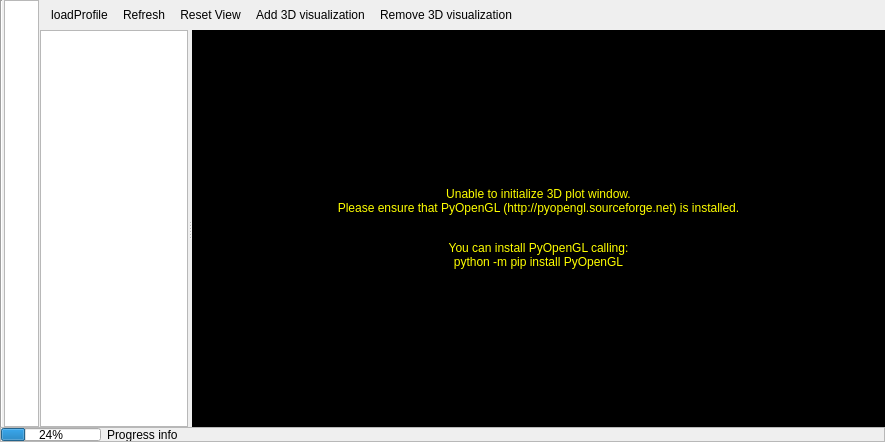
Above: timeseriesviewer/ui/profileviewdock.ui from jakimowb/eo-time-series-viewer before the change. Below: the same form after it.
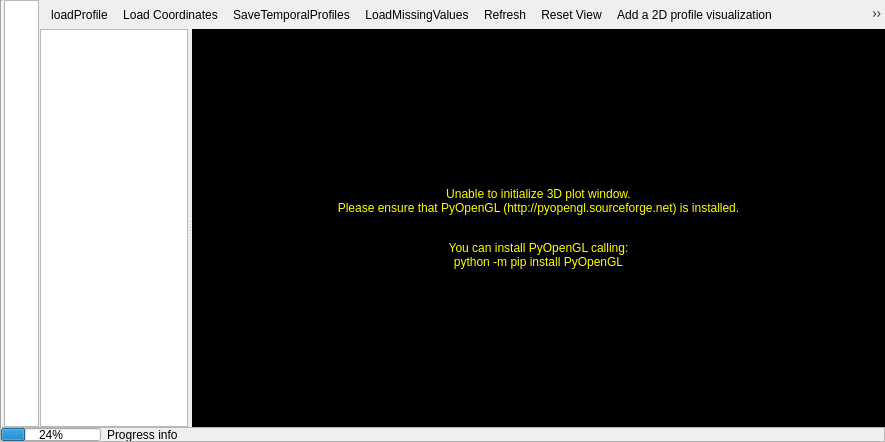
That is the form after the change. The open tabs and pages were chosen to show the change. Icons and pictures are not drawn. Custom widgets are drawn as their Qt base class.

Commit message: temporal profile widget (wip)

```diff
--- a/timeseriesviewer/ui/profileviewdock.ui
+++ b/timeseriesviewer/ui/profileviewdock.ui
@@ -138,6 +138,42 @@
         </widget>
        </item>
        <item>
+        <layout class="QVBoxLayout" name="verticalLayout_9">
+         <property name="spacing">
+          <number>0</number>
+         </property>
+         <property name="rightMargin">
+          <number>0</number>
+         </property>
+         <item>
+          <widget class="QToolBar" name="toolbar">
+           <property name="styleSheet">
+            <string notr="true"/>
+           </property>
+           <property name="iconSize">
+            <size>
+             <width>18</width>
+             <height>18</height>
+            </size>
+           </property>
+           <property name="floatable">
+            <bool>false</bool>
+           </property>
+           <addaction name="actionLoadProfileRequest"/>
+           <addaction name="actionLoadTPFromOgr"/>
+           <addaction name="actionSaveTemporalProfiles"/>
+           <addaction name="actionLoadMissingValues"/>
+           <addaction name="actionRefresh2D"/>
+           <addaction name="actionReset2DPlot"/>
+           <addaction name="actionAddStyle2D"/>
+           <addaction name="actionRemoveStyle2D"/>
+           <addaction name="actionRefresh3D"/>
+           <addaction name="actionReset3DCamera"/>
+           <addaction name="actionAddStyle3D"/>
+           <addaction name="actionRemoveStyle3D"/>
+          </widget>
+         </item>
+         <item>
         <widget class="QStackedWidget" name="stackedWidget">
          <property name="sizePolicy">
           <sizepolicy hsizetype="Preferred" vsizetype="Preferred">
@@ -145,6 +181,15 @@
            <verstretch>0</verstretch>
           </sizepolicy>
          </property>
+           <property name="frameShape">
+            <enum>QFrame::NoFrame</enum>
+           </property>
+           <property name="frameShadow">
+            <enum>QFrame::Plain</enum>
+           </property>
+           <property name="lineWidth">
+            <number>0</number>
+           </property>
          <property name="currentIndex">
           <number>0</number>
          </property>
@@ -373,27 +418,6 @@
            <property name="bottomMargin">
             <number>0</number>
            </property>
-           <item>
-            <widget class="QToolBar" name="toolbar3DPlot">
-             <property name="styleSheet">
-              <string notr="true"/>
-             </property>
-             <property name="iconSize">
-              <size>
-               <width>18</width>
-               <height>18</height>
-              </size>
-             </property>
-             <property name="floatable">
-              <bool>false</bool>
-             </property>
-             <addaction name="actionLoadProfileRequest"/>
-             <addaction name="actionRefresh3D"/>
-             <addaction name="actionReset3DCamera"/>
-             <addaction name="actionAddStyle3D"/>
-             <addaction name="actionRemoveStyle3D"/>
-            </widget>
-           </item>
            <item>
             <widget class="QSplitter" name="splitter3D">
              <property name="orientation">
@@ -597,9 +621,8 @@
         </widget>
        </item>
       </layout>
-      <zorder>listWidget</zorder>
-      <zorder>line</zorder>
-      <zorder>stackedWidget</zorder>
+       </item>
+      </layout>
      </widget>
     </item>
     <item>
```
Left out of the diff: 43 changed lines with no effect on the pictures. Lines whose indentation alone changed are shown as unchanged. The commit also changes 1 other file.
